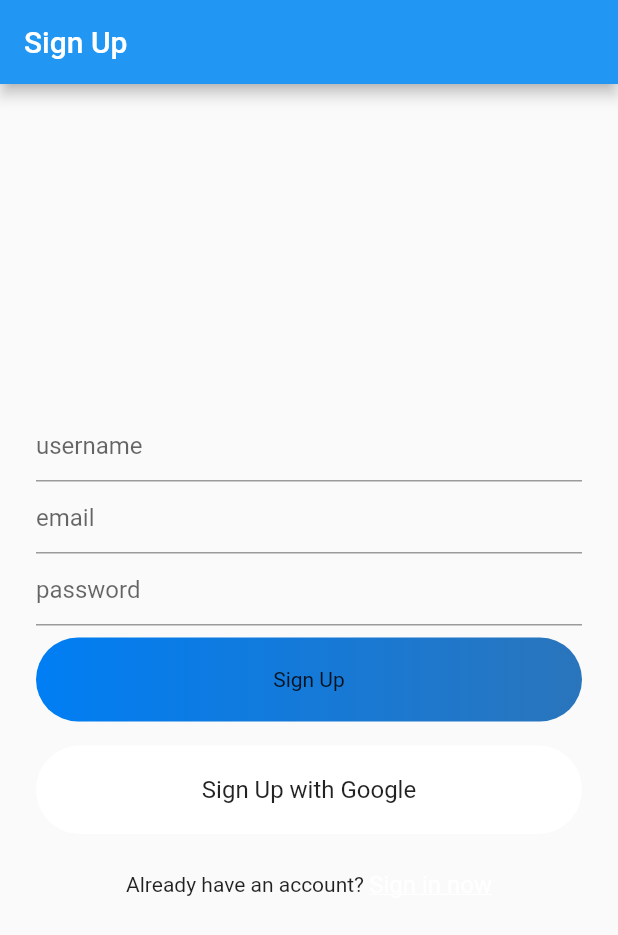
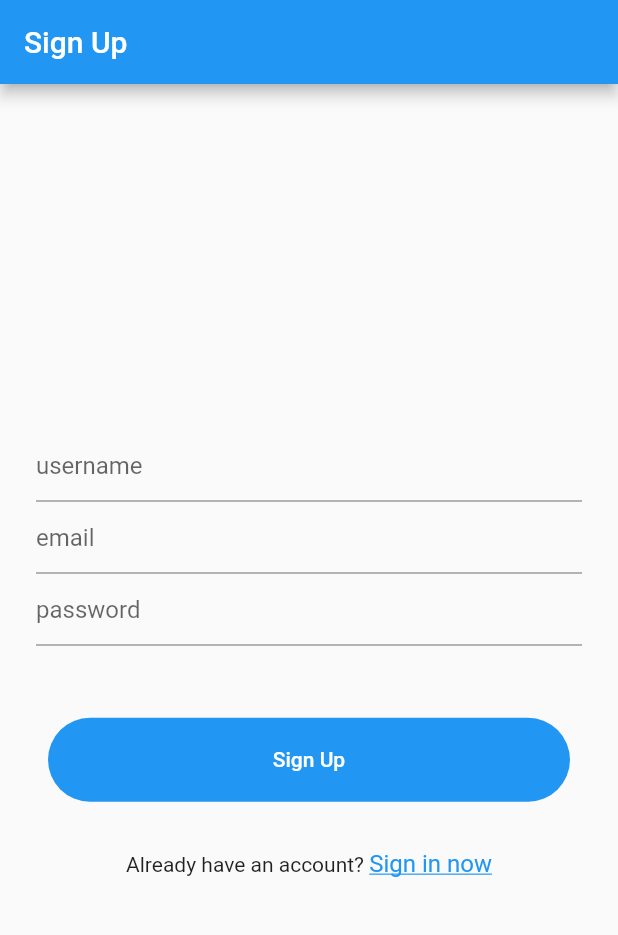
Before and after one commit to Ogurecher/ecg_helpdesk, a Flutter app: the screen it shows after launch, after a tap on "Sign In", after a tap on "Register now", on a phone screen of 412 x 824 dp. Shown: the top 935 px of the screen. Run offline on Flutter 3.47's test engine with Material 2 defaults, Android fonts, the phone set to English and light mode, and no system bars; our stand-ins replace cloud_firestore, firebase_auth, firebase_core, firebase_storage, image_picker, shared_preferences; accounts and stored records are empty.

Commit message:
Adjusted UI for sign up/in

```diff
--- a/lib/screens/sign_in.dart
+++ b/lib/screens/sign_in.dart
@@ -86,9 +86,9 @@ class _SignInState extends State<SignIn> {
                 ],
               ),
             ),
-            const SizedBox(height: 8,),
-            GestureDetector(
-              onTap: () {
+            const SizedBox(height: 40,),
+            TextButton(
+              onPressed: () {
                 signIn();
               },
               child: Container(
@@ -96,15 +96,10 @@ class _SignInState extends State<SignIn> {
                 width: MediaQuery.of(context).size.width,
                 padding: const EdgeInsets.symmetric(vertical: 20),
                 decoration: BoxDecoration(
-                  gradient: const LinearGradient(
-                    colors: [
-                      Color(0xff007EF4),
-                      Color(0xff2A75BC),
-                    ]
-                  ),
+                  color: Colors.blue,
                   borderRadius: BorderRadius.circular(30)
                 ),
-                child: Text('Sign In'),
+                child: Text('Sign In', style: TextStyle(color: Colors.white),),
               ),
             ),
             const SizedBox(height: 16,),
@@ -121,7 +116,7 @@ class _SignInState extends State<SignIn> {
                     child: const Text(
                       'Register now',
                       style: TextStyle(
-                        color: Colors.white,
+                        color: Colors.blue,
                         fontSize: 16,
                         decoration: TextDecoration.underline
                       ),
--- a/lib/screens/sign_up.dart
+++ b/lib/screens/sign_up.dart
@@ -90,9 +90,9 @@ class _SignUpState extends State<SignUp> {
                 ],
               ),
             ),
-            const SizedBox(height: 8,),
-            GestureDetector(
-              onTap: () {
+            const SizedBox(height: 40,),
+            TextButton(
+              onPressed: () {
                 signUserUp();
               },
               child: Container(
@@ -100,32 +100,10 @@ class _SignUpState extends State<SignUp> {
                 width: MediaQuery.of(context).size.width,
                 padding: const EdgeInsets.symmetric(vertical: 20),
                 decoration: BoxDecoration(
-                  gradient: const LinearGradient(
-                    colors: [
-                      Color(0xff007EF4),
-                      Color(0xff2A75BC),
-                    ]
-                  ),
+                  color: Colors.blue,
                   borderRadius: BorderRadius.circular(30)
                 ),
-                child: Text('Sign Up'),
-              ),
-            ),
-            const SizedBox(height: 16,),
-            Container(
-              alignment: Alignment.center,
-              width: MediaQuery.of(context).size.width,
-              padding: const EdgeInsets.symmetric(vertical: 20),
-              decoration: BoxDecoration(
-                color: Colors.white,
-                borderRadius: BorderRadius.circular(30)
-              ),
-              child: const Text(
-                'Sign Up with Google',
-                style: TextStyle(
-                  color: Colors.black87,
-                  fontSize: 16
-                ),
+                child: Text('Sign Up', style: TextStyle(color: Colors.white),),
               ),
             ),
             const SizedBox(height: 16,),
@@ -142,7 +120,7 @@ class _SignUpState extends State<SignUp> {
                     child: const Text(
                       'Sign in now',
                       style: TextStyle(
-                        color: Colors.white,
+                        color: Colors.blue,
                         fontSize: 16,
                         decoration: TextDecoration.underline
                       ),
```
